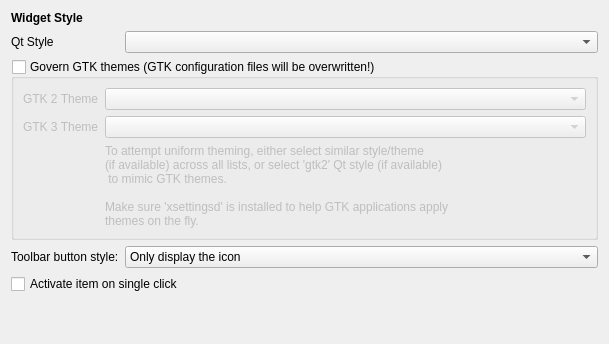
This is lxqt-config-appearance/styleconfig.ui in lxqt/lxqt-config as Qt 5 draws it before an edit. The edited form follows.
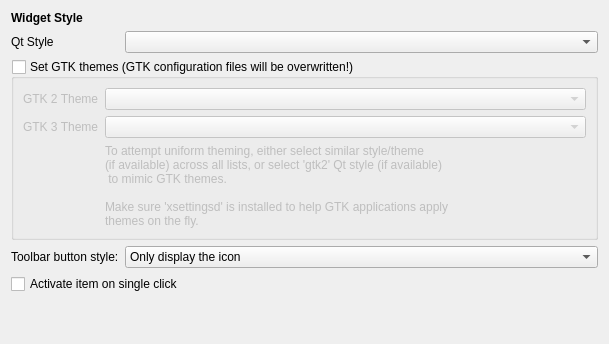
This is the edited form.

Commit message: lxqt-config-appearance: Xsettingsd is not close until the end of the session.

What changed in the file:
```diff
--- a/lxqt-config-appearance/styleconfig.ui
+++ b/lxqt-config-appearance/styleconfig.ui
@@ -39,7 +39,7 @@
       </size>
      </property>
      <property name="title">
-      <string>Govern GTK themes (GTK configuration files will be overwritten!)</string>
+      <string>Set GTK themes (GTK configuration files will be overwritten!)</string>
      </property>
      <property name="checkable">
       <bool>true</bool>
```
The commit also changes 2 other files.
